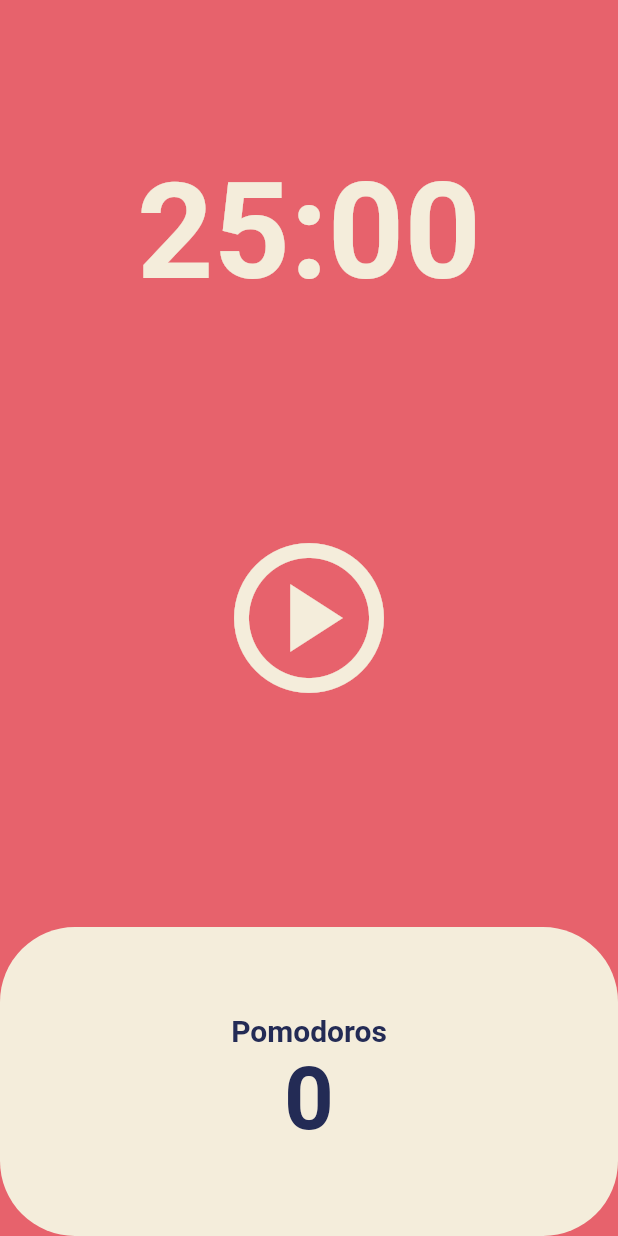
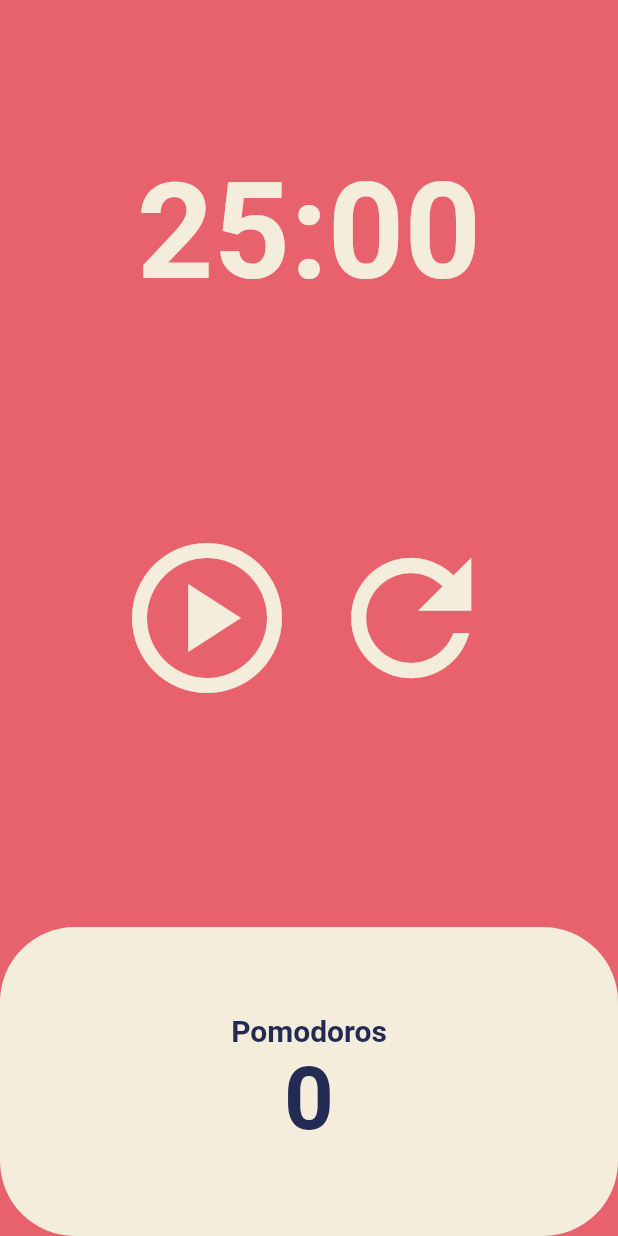
Before and after one commit to LEEBONGHAK/pomodoro-app, a Flutter app: the screen it shows after launch, on a phone screen of 412 x 824 dp. Run offline on Flutter 3.47's test engine with Material 2 defaults, Android fonts, the phone set to English and light mode, and no system bars.

Commit message:
5.4 code challenge

```diff
--- a/lib/screens/home_screen.dart
+++ b/lib/screens/home_screen.dart
@@ -56,6 +56,12 @@ class _HomeScreenState extends State<HomeScreen> {
     return duration.toString().split('.').first.substring(2, 7);
   }
 
+  void onResetPressed() {
+    setState(() {
+      totalSeconds = twenty_five_minutes;
+    });
+  }
+
   @override
   Widget build(BuildContext context) {
     return Scaffold(
@@ -79,7 +85,10 @@ class _HomeScreenState extends State<HomeScreen> {
           Flexible(
             flex: 2,
             child: Center(
-              child: IconButton(
+              child: Row(
+                mainAxisAlignment: MainAxisAlignment.center,
+                children: [
+                  IconButton(
                     iconSize: 120,
                     color: Theme.of(context).cardColor,
                     onPressed: isRunning ? onPausePressed : onStartPressed,
@@ -88,6 +97,14 @@ class _HomeScreenState extends State<HomeScreen> {
                           ? Icons.pause_circle_filled_outlined
                           : Icons.play_circle_outlined,
                     ),
+                  ),
+                  IconButton(
+                    iconSize: 120,
+                    color: Theme.of(context).cardColor,
+                    onPressed: onResetPressed,
+                    icon: const Icon(Icons.refresh_outlined),
+                  ),
+                ],
               ),
             ),
           ),
```
Lines whose indentation alone changed are shown as unchanged.
